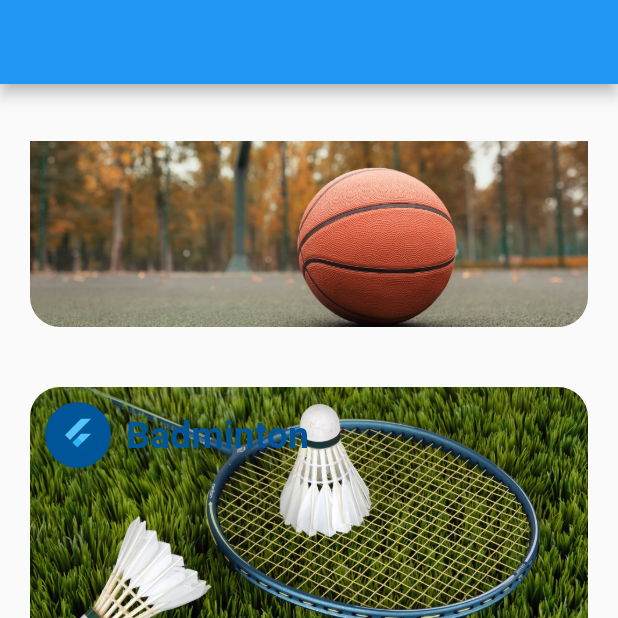
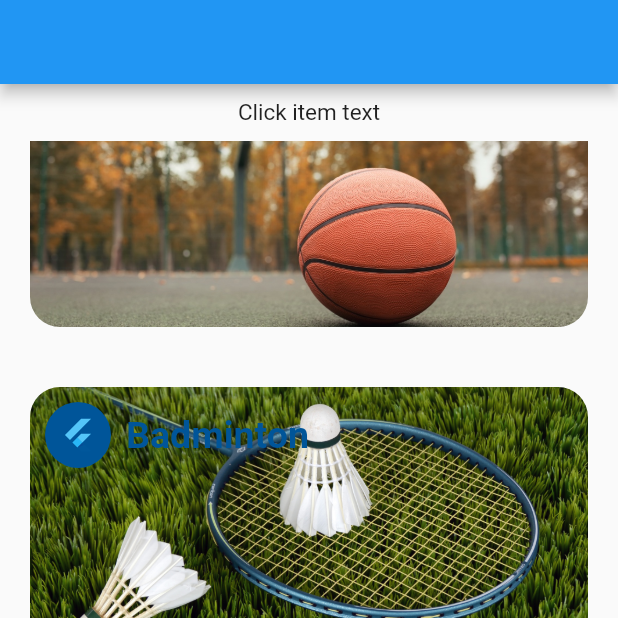
Before and after one commit to hlongpt1999/flutter_app, a Flutter app: the _HomePage screen opened directly, scrolled down 576 dp, on a phone screen of 412 x 824 dp, the top half of it. Run offline on Flutter 3.47's test engine with Material 2 defaults, Android fonts, the phone set to English and light mode, and no system bars; our stand-ins replace fluttertoast.

Commit message:
add_text

```diff
--- a/lib/bottomBar/pageGridView.dart
+++ b/lib/bottomBar/pageGridView.dart
@@ -13,7 +13,7 @@ class pageGridView extends StatefulWidget{
 class _gridViewState extends State<pageGridView>{
   List<Sports> sports = Utils.getSport();
 
-  var _gridViewText = "";
+  var _gridViewText = "Click item text";
 
   @override
   Widget build(BuildContext context) {
@@ -29,6 +29,8 @@ class _gridViewState extends State<pageGridView>{
 
           Expanded(
             child: GridView.count(
+              crossAxisSpacing: 10,
+              mainAxisSpacing: 10,
               crossAxisCount: 2,
               children: List.generate(
                   sports.length,
--- a/lib/bottomBar/pageHorListView.dart
+++ b/lib/bottomBar/pageHorListView.dart
@@ -15,7 +15,7 @@ class pageHorListView extends StatefulWidget{
 }
 
 class _pageHorListViewState extends State<pageHorListView>{
-  var _listViewText = "";
+  var _listViewText = "Click item text";
   List<Sports> sports = Utils.getSport();
   @override
   Widget build(BuildContext context) {
--- a/lib/bottomBar/pageListView.dart
+++ b/lib/bottomBar/pageListView.dart
@@ -12,7 +12,7 @@ class pageListView extends StatefulWidget{
 }
 
 class _pageListViewState extends State<pageListView>{
-  var _listViewText = "";
+  var _listViewText = "Click item text";
   List<Sports> sports = Utils.getSport();
   @override
   Widget build(BuildContext context) {
@@ -24,6 +24,7 @@ class _pageListViewState extends State<pageListView>{
             child: Text(_listViewText,
               style: TextStyle(fontSize: 15),),
           ),
+
 
           Expanded(
             child: ListView.builder(
```
